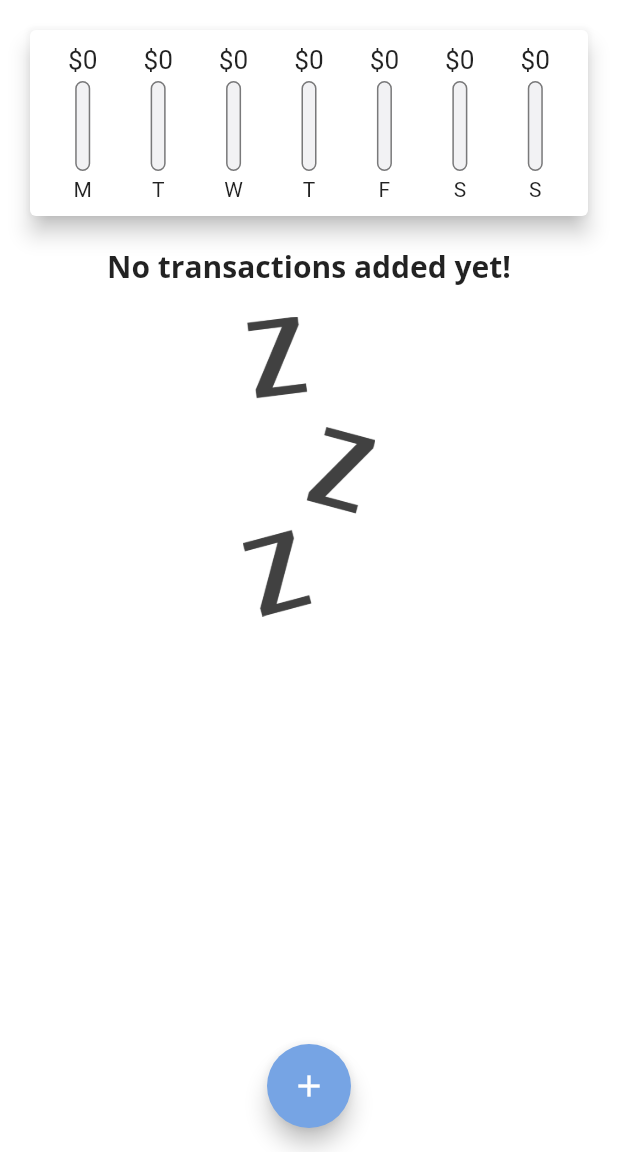
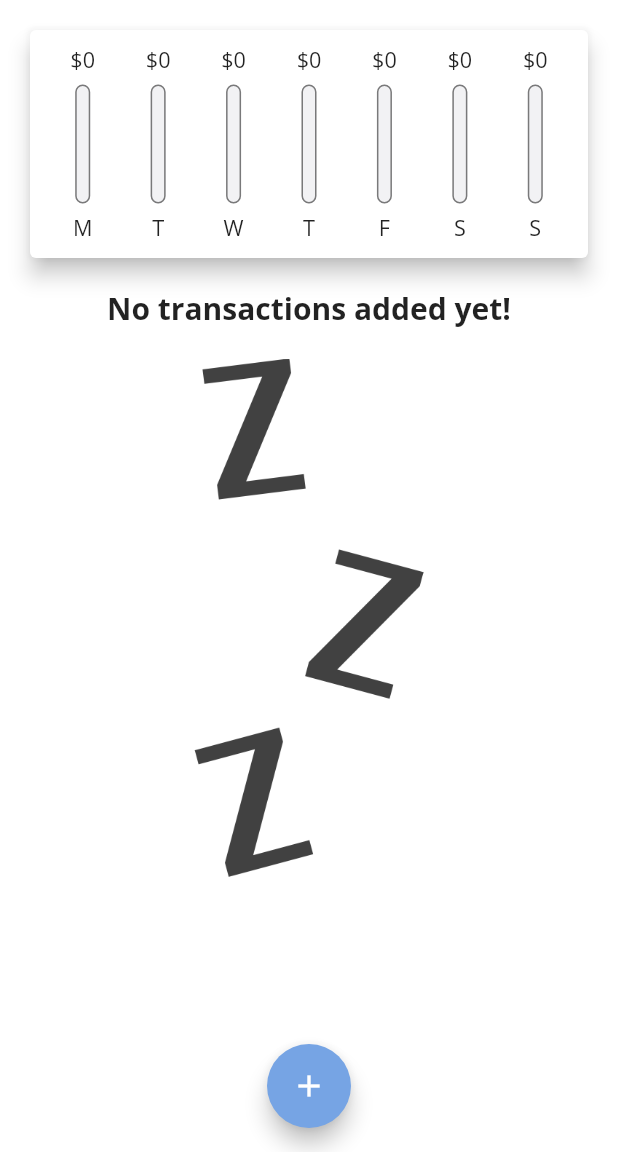
Before and after one commit to zawmorntwan/personal_expenses, a Flutter app: the screen it shows after launch, on a phone screen of 412 x 824 dp, the part 84-1236 px from its top. Run offline on Flutter 3.47's test engine with Material 2 defaults, Android fonts, the phone set to English and light mode, and no system bars.

Commit message:
update some responsive update

```diff
--- a/lib/main.dart
+++ b/lib/main.dart
@@ -1,5 +1,4 @@
 import 'package:flutter/material.dart';
-import 'package:flutter_complete_guide/constants.dart';
 import 'package:flutter_complete_guide/theme.dart';
 import 'package:flutter_complete_guide/widgets/chart.dart';
 import 'package:flutter_complete_guide/widgets/new_transaction.dart';
@@ -8,6 +7,13 @@ import 'models/transaction.dart';
 import 'widgets/transaction_list.dart';
 
 void main() {
+  // WidgetsFlutterBinding.ensureInitialized();
+  // SystemChrome.setPreferredOrientations(
+  //   [
+  //     DeviceOrientation.portraitUp,
+  //     DeviceOrientation.portraitDown,
+  //   ],
+  // );
   runApp(MyApp());
 }
 
@@ -44,6 +50,8 @@ class _HomePageState extends State<HomePage> {
     //   date: DateTime.now(),
     // )
   ];
+
+  bool _showChart = false;
 
   List<Transcation> get _recentTransactions {
     return _userTransactions.where((tx) {
@@ -90,8 +98,10 @@ class _HomePageState extends State<HomePage> {
 
   @override
   Widget build(BuildContext context) {
-    return Scaffold(
-      appBar: AppBar(
+    final isLandscape =
+        MediaQuery.of(context).orientation == Orientation.landscape;
+
+    final appBar = AppBar(
       title: Text(
         'Personal Expenses',
       ),
@@ -103,17 +113,68 @@ class _HomePageState extends State<HomePage> {
           ),
         )
       ],
-      ),
+    );
+
+    final txListWidget = Container(
+      height: (MediaQuery.of(context).size.height -
+              appBar.preferredSize.height -
+              MediaQuery.of(context).padding.top) *
+          0.75,
+      child: TransactionList(_userTransactions, _deleteTransaction),
+    );
+
+    return Scaffold(
+      appBar: appBar,
       body: SingleChildScrollView(
         child: Column(
+          crossAxisAlignment: CrossAxisAlignment.stretch,
           children: [
-            Chart(_recentTransactions),
-            TransactionList(_userTransactions, _deleteTransaction),
+            if (isLandscape)
+              Row(
+                mainAxisAlignment: MainAxisAlignment.center,
+                children: [
+                  Text(
+                    'Show chart',
+                    style: Theme.of(context).textTheme.bodyMedium,
+                  ),
+                  Switch(
+                    value: _showChart,
+                    onChanged: (val) {
+                      setState(
+                        () {
+                          _showChart = val;
+                        },
+                      );
+                    },
+                  ),
+                ],
+              ),
+            if (!isLandscape)
+              Container(
+                height: (MediaQuery.of(context).size.height -
+                        appBar.preferredSize.height -
+                        MediaQuery.of(context).padding.top) *
+                    0.25,
+                child: Chart(_recentTransactions),
+              ),
+            if (!isLandscape) txListWidget,
+            if (isLandscape)
+              _showChart
+                  ? Container(
+                      height: (MediaQuery.of(context).size.height -
+                              appBar.preferredSize.height -
+                              MediaQuery.of(context).padding.top) *
+                          0.7,
+                      child: Chart(_recentTransactions),
+                    )
+                  : txListWidget,
           ],
         ),
       ),
       floatingActionButtonLocation: FloatingActionButtonLocation.centerFloat,
-      floatingActionButton: FloatingActionButton(
+      floatingActionButton: isLandscape
+          ? null
+          : FloatingActionButton(
               onPressed: () => _startAddNewTransaction(context),
               child: Icon(Icons.add),
             ),
--- a/lib/theme.dart
+++ b/lib/theme.dart
@@ -25,6 +25,11 @@ ThemeData getThemeData() {
             color: primaryColor,
             fontWeight: FontWeight.bold,
             fontSize: 20,
+          ),
+          bodyMedium: TextStyle(
+            fontFamily: 'OpenSans',
+            // color: primaryColor,
+            fontSize: 16,
           ),
         ),
 
@@ -60,10 +65,9 @@ ThemeData getThemeData() {
         foregroundColor: MaterialStateProperty.all(primaryColor),
         textStyle: MaterialStateProperty.all(
           TextStyle(
-            fontFamily: 'OpenSans',
-            fontWeight: FontWeight.bold,
-            fontSize: 16
-          ),
+              fontFamily: 'OpenSans',
+              fontWeight: FontWeight.bold,
+              fontSize: 16),
         ),
       ),
     ),
--- a/lib/widgets/chart.dart
+++ b/lib/widgets/chart.dart
@@ -45,7 +45,6 @@ class Chart extends StatelessWidget {
   Widget build(BuildContext context) {
     print(groupedTransactionValues.toString());
     return Card(
-
       elevation: 6,
       margin: EdgeInsets.all(20),
       child: Padding(
--- a/lib/widgets/chart_bar.dart
+++ b/lib/widgets/chart_bar.dart
@@ -14,18 +14,21 @@ class ChartBar extends StatelessWidget {
 
   @override
   Widget build(BuildContext context) {
+    return LayoutBuilder(
+      builder: (ctx, constraints) {
         return Column(
           children: [
             Container(
-          height: 20,
+              height: constraints.maxHeight * 0.15,
               child: FittedBox(
-              child: Text('$currency${spendingAmount.toStringAsFixed(0)}')),
+                child: Text('$currency${spendingAmount.toStringAsFixed(0)}'),
+              ),
             ),
             SizedBox(
-          height: 4,
+              height: constraints.maxHeight * 0.05,
             ),
             Container(
-          height: 60,
+              height: constraints.maxHeight * 0.6,
               width: 10,
               child: Stack(
                 children: [
@@ -41,6 +44,7 @@ class ChartBar extends StatelessWidget {
                     ),
                   ),
                   FractionallySizedBox(
+                    // alignment: Alignment.topCenter,
                     heightFactor: spendingPercentageOfTotal,
                     child: Container(
                       decoration: BoxDecoration(
@@ -53,10 +57,17 @@ class ChartBar extends StatelessWidget {
               ),
             ),
             SizedBox(
-          height: 4,
+              height: constraints.maxHeight * 0.05,
             ),
-        Text(label)
+            Container(
+              height: constraints.maxHeight * 0.15,
+              child: FittedBox(
+                child: Text(label),
+              ),
+            )
           ],
+        );
+      },
     );
   }
 }
--- a/lib/widgets/new_transaction.dart
+++ b/lib/widgets/new_transaction.dart
@@ -59,10 +59,16 @@ class _NewTranscationState extends State<NewTranscation> {
 
   @override
   Widget build(BuildContext context) {
-    return Card(
+    return SingleChildScrollView(
+      child: Card(
         elevation: 5,
         child: Container(
-        padding: EdgeInsets.all(10),
+          padding: EdgeInsets.only(
+            top: 10,
+            left: 10,
+            right: 10,
+            bottom: MediaQuery.of(context).viewInsets.bottom + 10,
+          ),
           child: Column(
             crossAxisAlignment: CrossAxisAlignment.end,
             children: [
@@ -108,6 +114,7 @@ class _NewTranscationState extends State<NewTranscation> {
             ],
           ),
         ),
+      ),
     );
   }
 }
--- a/lib/widgets/transaction_list.dart
+++ b/lib/widgets/transaction_list.dart
@@ -12,10 +12,9 @@ class TransactionList extends StatelessWidget {
 
   @override
   Widget build(BuildContext context) {
-    return Container(
-      height: 570,
-      child: transactions.isEmpty
-          ? Column(
+    return transactions.isEmpty
+        ? LayoutBuilder(builder: (ctx, constraints) {
+            return Column(
               children: [
                 Text(
                   'No transactions added yet!',
@@ -25,15 +24,17 @@ class TransactionList extends StatelessWidget {
                   height: 20,
                 ),
                 Container(
-                  height: 200,
+                  height: constraints.maxHeight * 0.6,
                   child: Image.asset(
                     'assets/images/waiting.png',
                     fit: BoxFit.cover,
                   ),
                 )
               ],
-            )
+            );
+          })
         : ListView.builder(
+            physics: BouncingScrollPhysics(),
             itemBuilder: (context, index) {
               return Card(
                 elevation: 5,
@@ -67,14 +68,12 @@ class TransactionList extends StatelessWidget {
                       Icons.delete_outline,
                       color: Theme.of(context).errorColor,
                     ),
-                      onPressed: () =>
-                          deleteTransaction(transactions[index].id),
+                    onPressed: () => deleteTransaction(transactions[index].id),
                   ),
                 ),
               );
             },
             itemCount: transactions.length,
-            ),
           );
   }
 }
```
Lines whose indentation alone changed are shown as unchanged.
